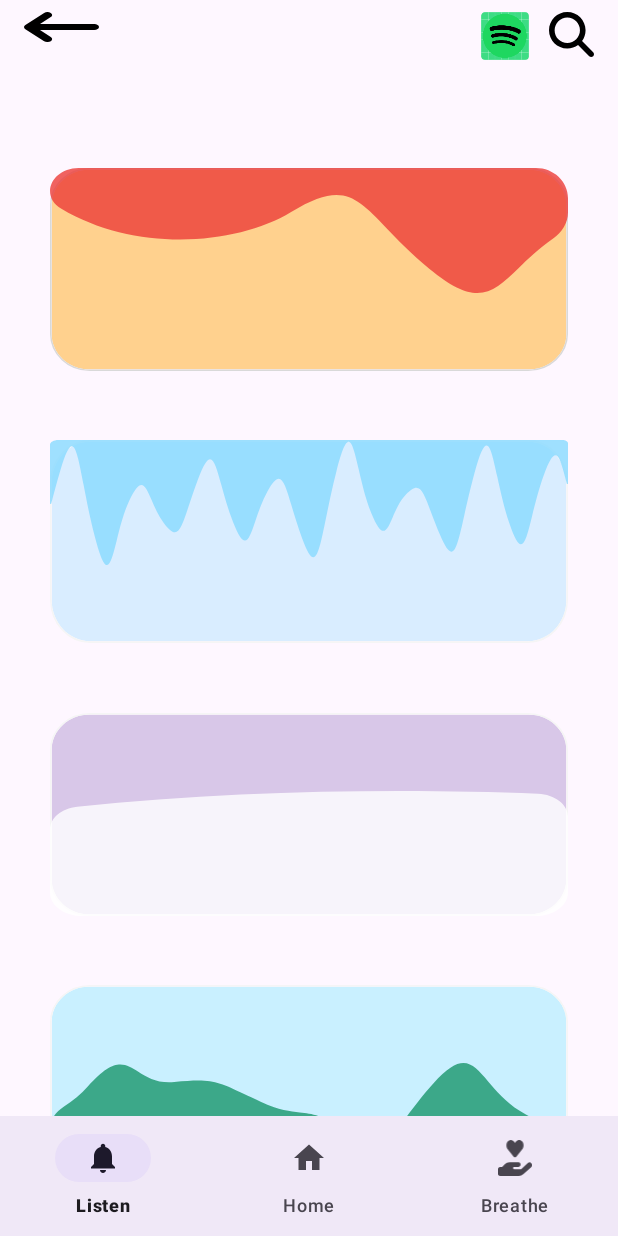
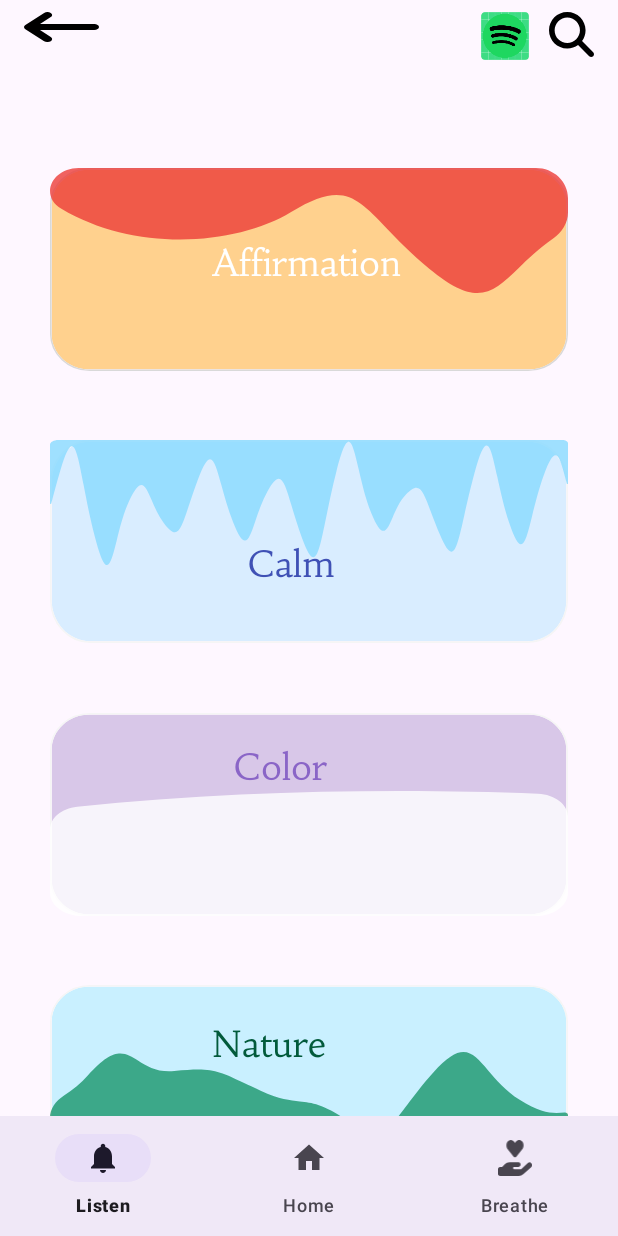
Before and after one commit to karlav24/Unwind, an Android app: the ListenFragment screen opened through its navigation route, on a phone screen of 412 x 824 dp. Run offline under Robolectric (Android 15) with nearby library versions, the light colour scheme and no system bars; our stand-ins replace Room's generated code, navigation-ui.

Commit message:
added audio player and made the listen genres clickable.

```diff
--- a/app/src/main/java/com/example/unwind/LoginActivity.kt
+++ b/app/src/main/java/com/example/unwind/LoginActivity.kt
@@ -13,6 +13,7 @@
     private lateinit var editTextEmail: EditText
     private lateinit var editTextPassword: EditText
     private lateinit var buttonSignUp: Button
+    private lateinit var signIn: Button
 
     override fun onCreate(savedInstanceState: Bundle?) {
         super.onCreate(savedInstanceState)
--- /dev/null
+++ b/app/src/main/java/com/example/unwind/ui/listen/ListenAdapter.kt
@@ -0,0 +1,55 @@
+// ListenAdapter.kt
+import android.content.Context
+import android.content.Intent
+import android.view.LayoutInflater
+import android.view.ViewGroup
+import androidx.recyclerview.widget.RecyclerView
+import com.example.unwind.R
+import com.example.unwind.databinding.ListenItemLayoutBinding
+import com.example.unwind.ui.listen.AudioPlayerActivity
+import com.example.unwind.ui.listen.ListenItem
+
+class ListenAdapter(private val dataList: List<ListenItem>) : RecyclerView.Adapter<ListenAdapter.ViewHolder>() {
+    private lateinit var context: Context
+
+    class ViewHolder(val binding: ListenItemLayoutBinding) : RecyclerView.ViewHolder(binding.root)
+
+    override fun onCreateViewHolder(parent: ViewGroup, viewType: Int): ViewHolder {
+        val binding = ListenItemLayoutBinding.inflate(LayoutInflater.from(parent.context), parent, false)
+        context = parent.context
+
+        return ViewHolder(binding)
+    }
+
+    override fun onBindViewHolder(holder: ViewHolder, position: Int) {
+        val item = dataList[position]
+        val binding = holder.binding
+
+        // Set click listener for each item
+        binding.rectangleListenAffirmation.setOnClickListener {
+            // Launch AudioPlayerActivity with corresponding track based on position
+            launchAudioPlayer(R.raw.ethereal)
+        }
+        binding.rectangleListenCalm.setOnClickListener{
+            launchAudioPlayer(R.raw.sleep)
+        }
+        binding.rectangleListenColor.setOnClickListener{
+            launchAudioPlayer(R.raw.rain_thunder)
+        }
+        binding.rectangleListenNature.setOnClickListener{
+            launchAudioPlayer(R.raw.bird_singing)
+        }
+    }
+
+    override fun getItemCount() = dataList.size
+
+    private fun launchAudioPlayer(resourceId: Int) {
+        // Create an intent to launch AudioPlayerActivity
+        val intent = Intent(context, AudioPlayerActivity::class.java).apply {
+            // Pass the resource ID of the selected track as an extra
+            putExtra("TRACK_RESOURCE_ID", resourceId)
+        }
+        // Start AudioPlayerActivity
+        context.startActivity(intent)
+    }
+}
--- a/app/src/main/java/com/example/unwind/ui/listen/ListenFragment.kt
+++ b/app/src/main/java/com/example/unwind/ui/listen/ListenFragment.kt
@@ -1,22 +1,28 @@
 // ListenFragment.kt
 package com.example.unwind.ui.listen
 
+import ListenAdapter
 import android.graphics.Rect
 import android.os.Bundle
 import android.view.LayoutInflater
 import android.view.View
 import android.view.ViewGroup
 import androidx.fragment.app.Fragment
+import androidx.lifecycle.ViewModelProvider
 import androidx.navigation.fragment.findNavController
 import androidx.recyclerview.widget.LinearLayoutManager
 import androidx.recyclerview.widget.RecyclerView
+import com.example.unwind.MeditationTracks.MeditationTrack
+import com.example.unwind.MeditationTracks.MeditationViewModel
+import com.example.unwind.R
 import com.example.unwind.databinding.FragmentListenBinding
 
-data class ListenItem(val text: String)
+data class ListenItem(val title: String, val resourceId: Int)
 class ListenFragment : Fragment() {
 
     private var _binding: FragmentListenBinding? = null
     private val binding get() = _binding!!
+    private lateinit var viewModel: MeditationViewModel
 
     override fun onCreateView(
         inflater: LayoutInflater,
@@ -24,6 +30,8 @@
         savedInstanceState: Bundle?
     ): View {
         _binding = FragmentListenBinding.inflate(inflater, container, false)
+        viewModel = ViewModelProvider(this).get(MeditationViewModel::class.java)
+        insertSampleTracks()
         return binding.root
     }
 
@@ -43,21 +51,54 @@
             adapter = ListenAdapter(getDummyData())
            // addItemDecoration(TopSpacingDecoration(paddingTopPx))
         }
+
     }
 
     private fun getDummyData(): List<ListenItem> {
         // This will return a dummy list of items, replace this with real data
         return listOf(
-            ListenItem("Affirmation Audio"),
-            ListenItem("Calm Music"),
-            ListenItem("Nature Sounds"),
-            ListenItem("Color Noise")
+            ListenItem("Affirmation Audio", R.raw.ethereal),
+            ListenItem("Calm Music", R.raw.sleep),
+            ListenItem("Nature Sounds", R.raw.bird_singing),
+            ListenItem("Color Noise", R.raw.rain_thunder)
         )
     }
 
     override fun onDestroyView() {
         super.onDestroyView()
         _binding = null
+    }
+    private fun insertSampleTracks() {
+        val sampleTracks = listOf(
+            MeditationTrack(
+                title = "Birds Singing",
+                artist = "Nature Sounds",
+                duration = 112, // duration in seconds.
+                resourceId = R.raw.bird_singing
+            ),
+            MeditationTrack(
+                title = "Ethereal",
+                artist = "432 Hz Music",
+                duration = 141, // duration in seconds.
+                resourceId = R.raw.ethereal
+            ),
+            MeditationTrack(
+                title = "Rain and Thunder",
+                artist = "Nature Sounds",
+                duration = 58, // duration in seconds.
+                resourceId = R.raw.rain_thunder
+            ),
+            MeditationTrack(
+                title = "Sleep",
+                artist = "Sleeping Sounds",
+                duration = 173, // duration in seconds.
+                resourceId = R.raw.sleep
+            )
+        )
+
+        for (track in sampleTracks) {
+            viewModel.insert(track)
+        }
     }
 }
 
--- a/app/src/main/res/layout/listen_item_layout.xml
+++ b/app/src/main/res/layout/listen_item_layout.xml
@@ -4,7 +4,6 @@
     android:layout_width="match_parent"
     android:layout_height="match_parent"
     xmlns:app="http://schemas.android.com/apk/res-auto">
-
 
     <View
         android:id="@+id/rectangle_listen_affirmation"
@@ -15,7 +14,23 @@
         app:layout_constraintEnd_toEndOf="parent"
         app:layout_constraintStart_toStartOf="parent"
         app:layout_constraintTop_toTopOf="parent"
-        app:layout_constraintVertical_bias="0.0" />
+        app:layout_constraintVertical_bias="0.0"
+        android:clickable="true"/>
+
+    <TextView
+        android:id="@+id/affirmationText"
+        android:layout_width="129dp"
+        android:layout_height="40dp"
+        android:layout_centerInParent="true"
+        android:text="Affirmation"
+        android:textColor="#FFFFFF"
+        android:textAppearance="@style/start"
+        tools:layout_editor_absoluteX="141dp"
+        tools:layout_editor_absoluteY="43dp"
+        app:layout_constraintStart_toStartOf="@id/rectangle_listen_affirmation"
+        app:layout_constraintTop_toTopOf="@id/rectangle_listen_affirmation"
+        app:layout_constraintEnd_toEndOf="@id/rectangle_listen_affirmation"
+        app:layout_constraintBottom_toBottomOf="@id/rectangle_listen_affirmation"/>
 
     <View
         android:id="@+id/rectangle_listen_calm"
@@ -26,7 +41,23 @@
         app:layout_constraintBottom_toTopOf="@+id/rectangle_listen_color"
         app:layout_constraintEnd_toEndOf="parent"
         app:layout_constraintStart_toStartOf="parent"
-        app:layout_constraintTop_toBottomOf="@+id/rectangle_listen_affirmation" />
+        app:layout_constraintTop_toBottomOf="@+id/rectangle_listen_affirmation"
+        android:clickable="true"/>
+
+    <TextView
+        android:id="@+id/calmText"
+        android:layout_width="129dp"
+        android:layout_height="40dp"
+        android:layout_centerInParent="true"
+        android:text="Calm"
+        android:textAppearance="@style/start"
+        android:textColor="#3F51B5"
+        app:layout_constraintBottom_toBottomOf="@id/rectangle_listen_calm"
+        app:layout_constraintEnd_toEndOf="@id/rectangle_listen_calm"
+        app:layout_constraintHorizontal_bias="0.611"
+        app:layout_constraintStart_toStartOf="@id/rectangle_listen_calm"
+        app:layout_constraintTop_toTopOf="@id/rectangle_listen_calm"
+        app:layout_constraintVertical_bias="0.705" />
 
     <View
         android:id="@+id/rectangle_listen_color"
@@ -37,7 +68,23 @@
         app:layout_constraintBottom_toTopOf="@+id/rectangle_listen_nature"
         app:layout_constraintEnd_toEndOf="parent"
         app:layout_constraintStart_toStartOf="parent"
-        app:layout_constraintTop_toBottomOf="@id/rectangle_listen_calm" />
+        app:layout_constraintTop_toBottomOf="@id/rectangle_listen_calm"
+        android:clickable="true"/>
+
+    <TextView
+        android:id="@+id/colorText"
+        android:layout_width="129dp"
+        android:layout_height="40dp"
+        android:layout_centerInParent="true"
+        android:text="Color"
+        android:textAppearance="@style/start"
+        android:textColor="#8A65C7"
+        app:layout_constraintBottom_toBottomOf="@id/rectangle_listen_color"
+        app:layout_constraintEnd_toEndOf="@id/rectangle_listen_color"
+        app:layout_constraintHorizontal_bias="0.569"
+        app:layout_constraintStart_toStartOf="@id/rectangle_listen_color"
+        app:layout_constraintTop_toTopOf="@id/rectangle_listen_color"
+        app:layout_constraintVertical_bias="0.221" />
 
     <View
         android:id="@+id/rectangle_listen_nature"
@@ -49,7 +96,22 @@
         app:layout_constraintEnd_toEndOf="parent"
         app:layout_constraintStart_toStartOf="parent"
         app:layout_constraintTop_toTopOf="parent"
-        app:layout_constraintVertical_bias="0.944" />
+        app:layout_constraintVertical_bias="0.944"
+        android:clickable="true"/>
+
+    <TextView
+        android:id="@+id/natureText"
+        android:layout_width="129dp"
+        android:layout_height="40dp"
+        android:layout_centerInParent="true"
+        android:text="Nature"
+        android:textAppearance="@style/start"
+        android:textColor="#025A3B"
+        app:layout_constraintBottom_toBottomOf="@id/rectangle_listen_nature"
+        app:layout_constraintEnd_toEndOf="@id/rectangle_listen_nature"
+        app:layout_constraintStart_toStartOf="@id/rectangle_listen_nature"
+        app:layout_constraintTop_toTopOf="@id/rectangle_listen_nature"
+        app:layout_constraintVertical_bias="0.252" />
 
     <View
         android:id="@+id/wavy_affirmation"
@@ -74,6 +136,7 @@
         android:elevation="3dp"
         app:layout_constraintBottom_toBottomOf="@id/rectangle_listen_color"
         app:layout_constraintEnd_toEndOf="@id/rectangle_listen_color"
+        app:layout_constraintHorizontal_bias="0.0"
         app:layout_constraintStart_toStartOf="@id/rectangle_listen_color"
         app:layout_constraintTop_toTopOf="@id/rectangle_listen_color"
         app:layout_constraintVertical_bias="1.0" />
@@ -98,9 +161,10 @@
         android:elevation="3dp"
         app:layout_constraintBottom_toBottomOf="@id/rectangle_listen_nature"
         app:layout_constraintEnd_toEndOf="@id/rectangle_listen_nature"
+        app:layout_constraintHorizontal_bias="0.0"
         app:layout_constraintStart_toStartOf="@id/rectangle_listen_nature"
         app:layout_constraintTop_toTopOf="@id/rectangle_listen_nature"
-        app:layout_constraintVertical_bias="1.0" />
+        app:layout_constraintVertical_bias="0.865" />
 
 
     <!--    <TextView-->
--- a/app/src/main/res/layout/login_activity.xml
+++ b/app/src/main/res/layout/login_activity.xml
@@ -75,4 +75,5 @@
         android:text="Create Account" />
 
 
+
 </RelativeLayout>
--- a/app/src/main/res/layout/settings.xml
+++ b/app/src/main/res/layout/settings.xml
@@ -71,6 +71,7 @@
         android:layout_alignParentLeft="true"
         android:layout_alignParentTop="true"
         android:layout_marginLeft="28dp"
+        android:background="#FFFFFF"
         android:layout_marginTop="313dp"
         android:gravity="top"
         android:text="@string/unwind_prem"
--- a/app/src/main/res/values/strings.xml
+++ b/app/src/main/res/values/strings.xml
@@ -42,7 +42,7 @@
     <string name="virabhadras">(Virabhadrasana I)</string>
     <string name="warrior_i">Warrior I</string>
     <string name="from">from</string>
-
+    <string name="song_title">The Robin</string>
 
 
 </resources>
--- a/app/src/main/res/values/styles.xml
+++ b/app/src/main/res/values/styles.xml
@@ -106,6 +106,9 @@
         <item name="android:textColor">#FFFFFF</item>
         <item name="android:fontFamily">@font/habibi_regular</item>
     </style>
-
+    <style name="song_title">
+        <item name="android:textSize">32sp</item>
+        <item name="android:textColor">#000000</item>
+    </style>
 
 </resources>
```
Also changed, not shown: app/build.gradle.kts (+14 -3 lines), app/src/main/AndroidManifest.xml (+11 -1 lines), app/src/main/java/com/example/unwind/SettingsActivity.kt (+8 -1 lines), app/src/main/java/com/example/unwind/ui/listen/AudioPlayerActivity.kt (added, +42 -0 lines), app/src/main/res/drawable/rectangle_audio.xml (added, +20 -0 lines), app/src/main/res/layout/audio_player.xml (added, +94 -0 lines), app/src/main/res/drawable/audio_player.jpg (added), app/src/main/res/drawable/next_button.png (added), app/src/main/res/drawable/play_button.png (added), app/src/main/res/drawable/prev_button.png (added).
